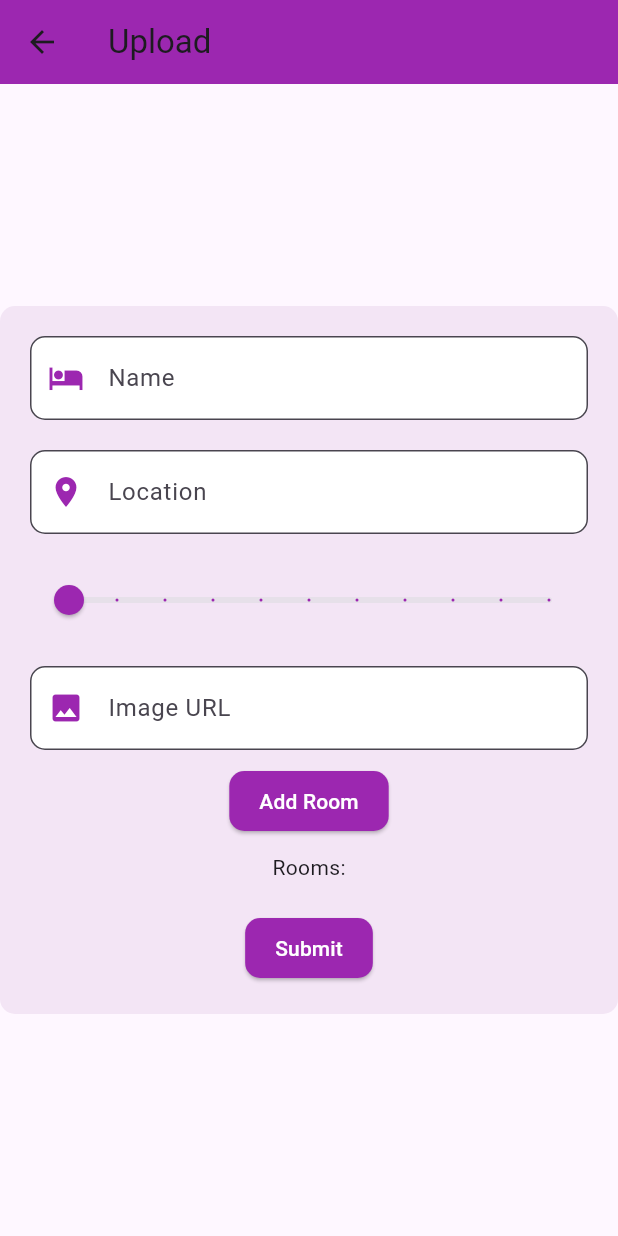
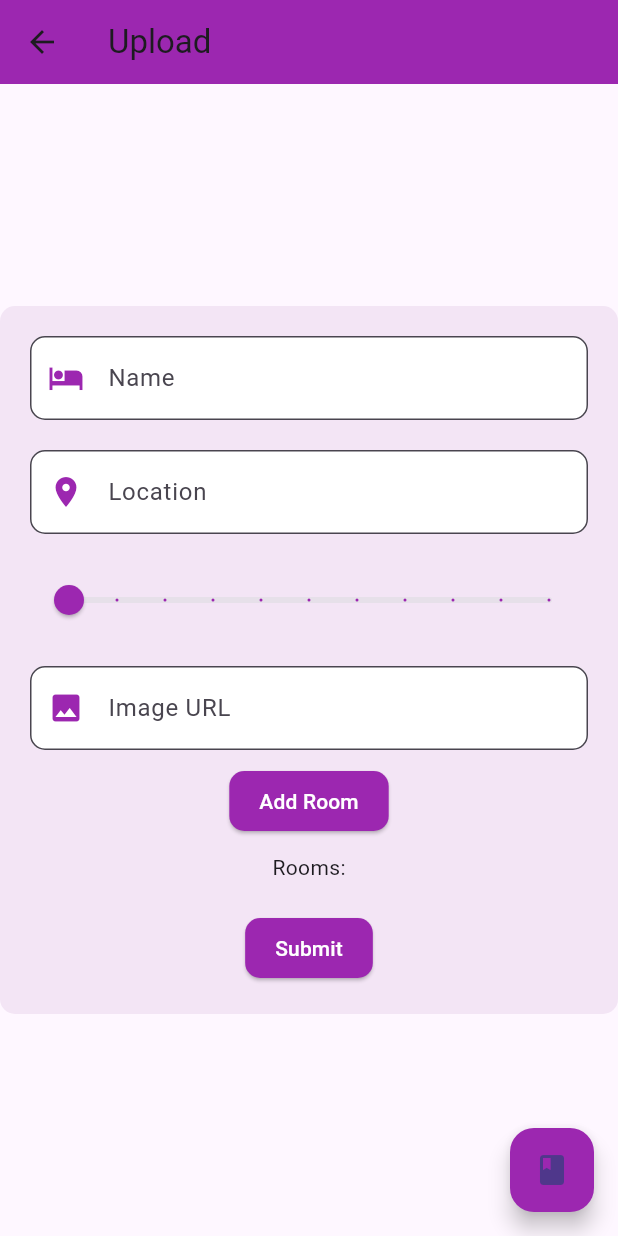
Before and after one commit to YourboiPrince/Hotel_Management, a Flutter app: the AddHotelScreen screen opened by its route, on a phone screen of 412 x 824 dp. Run offline on Flutter 3.47's test engine with Material 3 defaults, Android fonts, the phone set to English and light mode, and no system bars; our stand-ins replace awesome_dialog, cloud_firestore, firebase_auth, firebase_core, flutter_iconly, smooth_page_indicator; accounts and stored records are empty; generated files the repository leaves out were written again.

```diff
--- a/lib/presentation/dashboard/add_hotels_screen.dart
+++ b/lib/presentation/dashboard/add_hotels_screen.dart
@@ -4,6 +4,7 @@ import 'package:hotel/domain/models/hotel_model.dart';
 import 'package:hotel/domain/models/room_model.dart';
 import 'package:hotel/presentation/home/home_screen.dart';
 import 'package:hotel/providers/hotel_provider.dart';
+import 'package:hotel/presentation/home/view_bookings.dart';
 
 class AddHotelScreen extends StatefulWidget {
   const AddHotelScreen({super.key});
@@ -269,6 +270,16 @@ class _AddHotelScreenState extends State<AddHotelScreen> {
           ),
         ),
       ),
+      floatingActionButton: FloatingActionButton(
+        onPressed: () {
+          Navigator.push(
+            context,
+            MaterialPageRoute(builder: (context) => BookingsScreen()), // Navigate to the BookingsScreen
+          );
+        },
+        child: Icon(Icons.book),
+        backgroundColor: Colors.purple,
+      ),
     );
   }
 }
```
